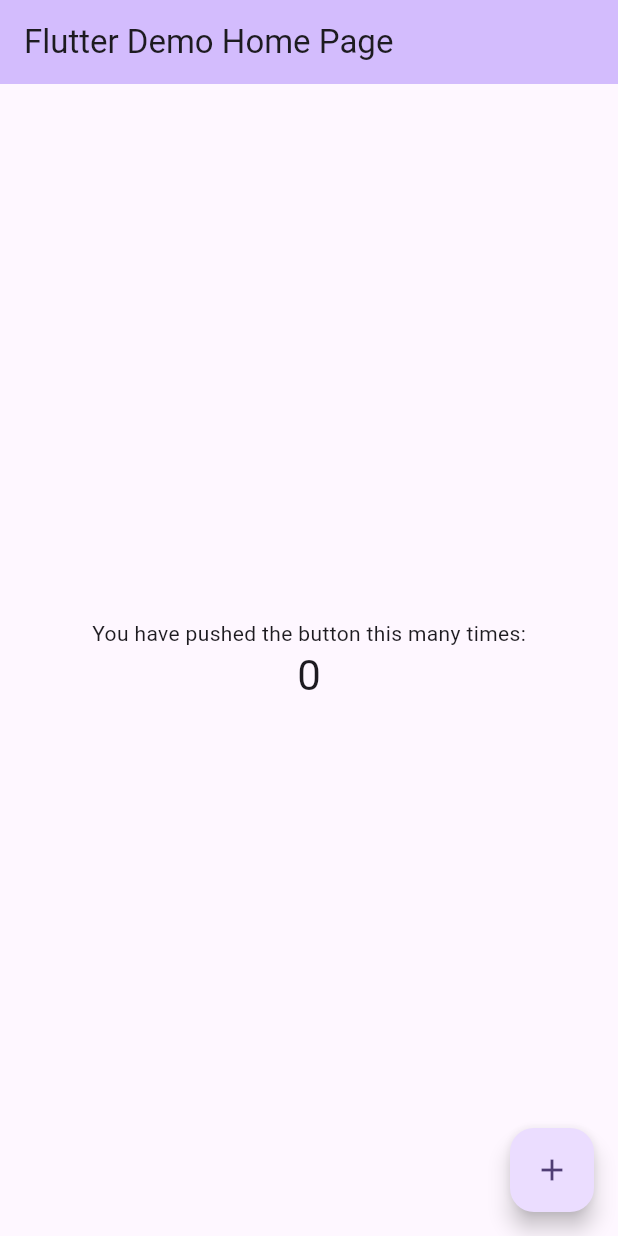
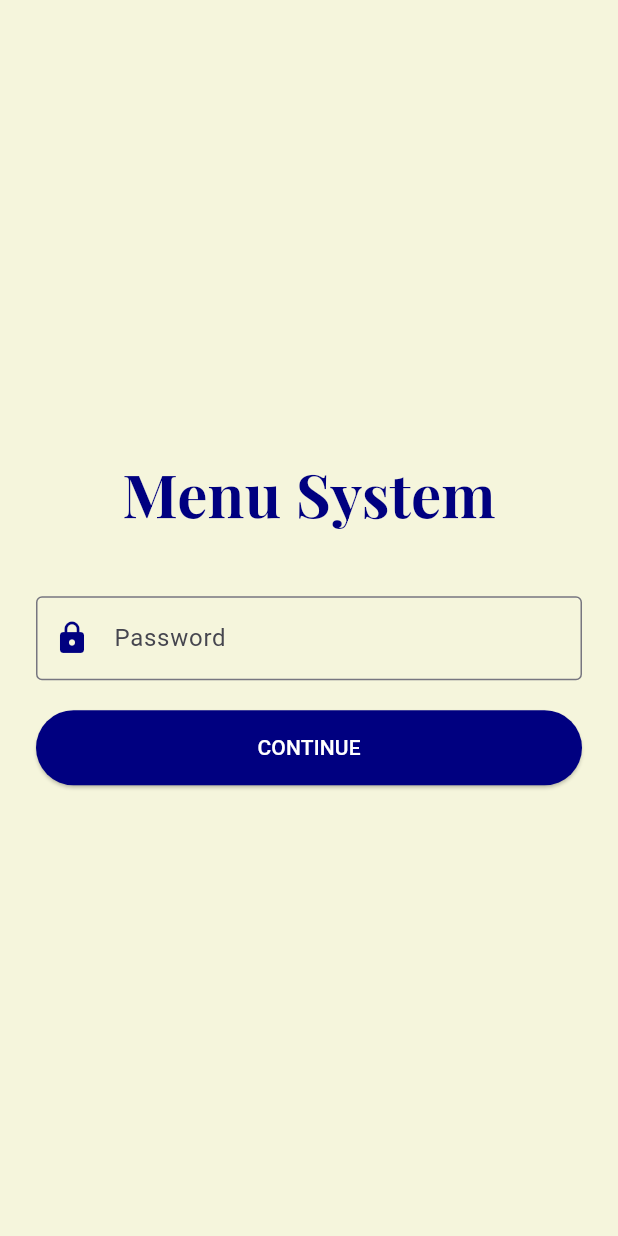
Before and after one commit to Pesha14/food_menu, a Flutter app: the screen it shows after launch, on a phone screen of 412 x 824 dp. Run offline on Flutter 3.47's test engine with Material 3 defaults, Android fonts, the phone set to English and light mode, and no system bars; our stand-ins replace flutter_riverpod, google_fonts, printing; missing offline and left inert: nfc_manager.

```diff
--- /dev/null
+++ b/menu/lib/auth_screen.dart
@@ -0,0 +1,62 @@
+import 'package:flutter/material.dart';
+import 'package:flutter_riverpod/flutter_riverpod.dart';
+import 'package:google_fonts/google_fonts.dart';
+import 'package:nfc_manager/nfc_manager.dart';
+import 'services/api_service.dart';
+import 'menu_screen.dart';
+
+final apiServiceProvider = Provider((ref) => ApiService());
+
+class AuthScreen extends ConsumerStatefulWidget {
+  const AuthScreen({super.key});
+
+  @override
+  ConsumerState<AuthScreen> createState() => _AuthScreenState();
+}
+
+class _AuthScreenState extends ConsumerState<AuthScreen> {
+  final _passwordController = TextEditingController();
+  final String _testCredential = "test21";
+
+  Future<void> _handleAuth() async {
+    // Development simulation
+    final success = _passwordController.text == _testCredential;
+
+    if (mounted) {
+      if (success) {
+        // Pass staff name to MenuScreen
+        Navigator.pushReplacement(context, MaterialPageRoute(builder: (_) => MenuScreen(staffName: _testCredential)));
+      } else {
+        ScaffoldMessenger.of(context).showSnackBar(
+          const SnackBar(content: Text('Invalid Credentials (use: test21)')),
+        );
+      }
+    }
+  }
+
+  @override
+  Widget build(BuildContext context) {
+    return Scaffold(
+      backgroundColor: const Color(0xFFF5F5DC),
+      body: Center(
+        child: SingleChildScrollView(
+          padding: const EdgeInsets.all(24.0),
+          child: Column(
+            mainAxisAlignment: MainAxisAlignment.center,
+            children: [
+              Text('Menu System', style: GoogleFonts.playfairDisplay(fontSize: 40, fontWeight: FontWeight.bold, color: const Color(0xFF000080))),
+              const SizedBox(height: 40),
+              TextField(controller: _passwordController, decoration: const InputDecoration(labelText: 'Password', border: OutlineInputBorder(), prefixIcon: Icon(Icons.lock, color: Color(0xFF000080))), obscureText: true),
+              const SizedBox(height: 20),
+              ElevatedButton(
+                onPressed: _handleAuth,
+                style: ElevatedButton.styleFrom(backgroundColor: const Color(0xFF000080), foregroundColor: Colors.white, minimumSize: const Size(double.infinity, 50)),
+                child: const Text('CONTINUE'),
+              ),
+            ],
+          ),
+        ),
+      ),
+    );
+  }
+}
--- a/menu/lib/main.dart
+++ b/menu/lib/main.dart
@@ -1,122 +1,23 @@
 import 'package:flutter/material.dart';
+import 'package:flutter_riverpod/flutter_riverpod.dart';
+import 'auth_screen.dart';
 
 void main() {
-  runApp(const MyApp());
+  runApp(const ProviderScope(child: MyApp()));
 }
 
 class MyApp extends StatelessWidget {
   const MyApp({super.key});
 
-  // This widget is the root of your application.
   @override
   Widget build(BuildContext context) {
     return MaterialApp(
-      title: 'Flutter Demo',
+      title: 'Menu System',
       theme: ThemeData(
-        // This is the theme of your application.
-        //
-        // TRY THIS: Try running your application with "flutter run". You'll see
-        // the application has a purple toolbar. Then, without quitting the app,
-        // try changing the seedColor in the colorScheme below to Colors.green
-        // and then invoke "hot reload" (save your changes or press the "hot
-        // reload" button in a Flutter-supported IDE, or press "r" if you used
-        // the command line to start the app).
-        //
-        // Notice that the counter didn't reset back to zero; the application
-        // state is not lost during the reload. To reset the state, use hot
-        // restart instead.
-        //
-        // This works for code too, not just values: Most code changes can be
-        // tested with just a hot reload.
-        colorScheme: .fromSeed(seedColor: Colors.deepPurple),
+        colorScheme: ColorScheme.fromSeed(seedColor: const Color(0xFF000080)),
+        useMaterial3: true,
       ),
-      home: const MyHomePage(title: 'Flutter Demo Home Page'),
+      home: const AuthScreen(),
     );
   }
 }
-
-class MyHomePage extends StatefulWidget {
-  const MyHomePage({super.key, required this.title});
-
-  // This widget is the home page of your application. It is stateful, meaning
-  // that it has a State object (defined below) that contains fields that affect
-  // how it looks.
-
-  // This class is the configuration for the state. It holds the values (in this
-  // case the title) provided by the parent (in this case the App widget) and
-  // used by the build method of the State. Fields in a Widget subclass are
-  // always marked "final".
-
-  final String title;
-
-  @override
-  State<MyHomePage> createState() => _MyHomePageState();
-}
-
-class _MyHomePageState extends State<MyHomePage> {
-  int _counter = 0;
-
-  void _incrementCounter() {
-    setState(() {
-      // This call to setState tells the Flutter framework that something has
-      // changed in this State, which causes it to rerun the build method below
-      // so that the display can reflect the updated values. If we changed
-      // _counter without calling setState(), then the build method would not be
-      // called again, and so nothing would appear to happen.
-      _counter++;
-    });
-  }
-
-  @override
-  Widget build(BuildContext context) {
-    // This method is rerun every time setState is called, for instance as done
-    // by the _incrementCounter method above.
-    //
-    // The Flutter framework has been optimized to make rerunning build methods
-    // fast, so that you can just rebuild anything that needs updating rather
-    // than having to individually change instances of widgets.
-    return Scaffold(
-      appBar: AppBar(
-        // TRY THIS: Try changing the color here to a specific color (to
-        // Colors.amber, perhaps?) and trigger a hot reload to see the AppBar
-        // change color while the other colors stay the same.
-        backgroundColor: Theme.of(context).colorScheme.inversePrimary,
-        // Here we take the value from the MyHomePage object that was created by
-        // the App.build method, and use it to set our appbar title.
-        title: Text(widget.title),
-      ),
-      body: Center(
-        // Center is a layout widget. It takes a single child and positions it
-        // in the middle of the parent.
-        child: Column(
-          // Column is also a layout widget. It takes a list of children and
-          // arranges them vertically. By default, it sizes itself to fit its
-          // children horizontally, and tries to be as tall as its parent.
-          //
-          // Column has various properties to control how it sizes itself and
-          // how it positions its children. Here we use mainAxisAlignment to
-          // center the children vertically; the main axis here is the vertical
-          // axis because Columns are vertical (the cross axis would be
-          // horizontal).
-          //
-          // TRY THIS: Invoke "debug painting" (choose the "Toggle Debug Paint"
-          // action in the IDE, or press "p" in the console), to see the
-          // wireframe for each widget.
-          mainAxisAlignment: .center,
-          children: [
-            const Text('You have pushed the button this many times:'),
-            Text(
-              '$_counter',
-              style: Theme.of(context).textTheme.headlineMedium,
-            ),
-          ],
-        ),
-      ),
-      floatingActionButton: FloatingActionButton(
-        onPressed: _incrementCounter,
-        tooltip: 'Increment',
-        child: const Icon(Icons.add),
-      ),
-    );
-  }
-}
--- /dev/null
+++ b/menu/lib/services/api_service.dart
@@ -0,0 +1,15 @@
+import 'dart:convert';
+import 'package:http/http.dart' as http;
+
+class ApiService {
+  final String _baseUrl = 'https://api.yourdomain.com'; // Replace with secure API URL
+
+  Future<bool> authenticate(String password, String nfcId) async {
+    final response = await http.post(
+      Uri.parse('$_baseUrl/login'),
+      headers: {'Content-Type': 'application/json'},
+      body: jsonEncode({'password': password, 'nfcId': nfcId}),
+    );
+    return response.statusCode == 200;
+  }
+}
```
Also changed, not shown: menu/lib/menu_screen.dart (added, +178 -0 lines), menu/lib/models/menu_models.dart (added, +15 -0 lines), menu/lib/providers/cart_provider.dart (added, +39 -0 lines).
